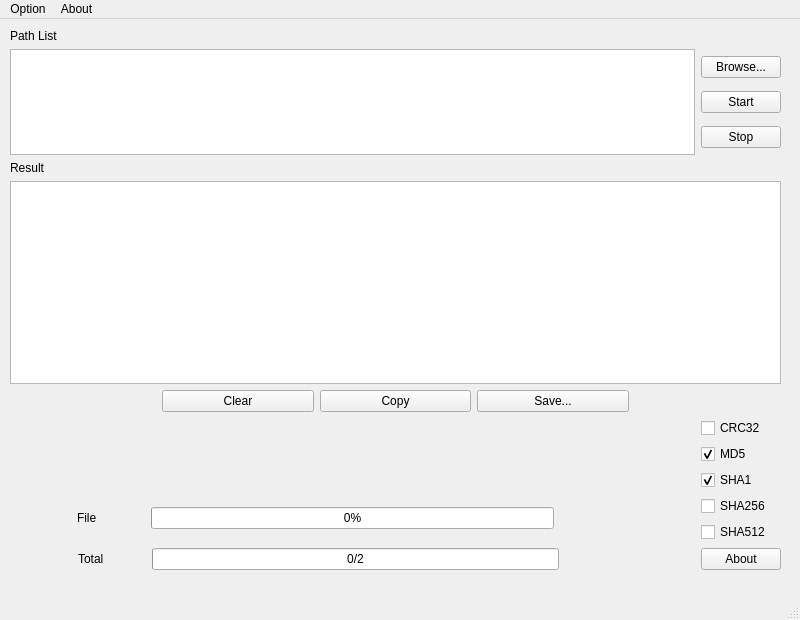
First picture: the form in src/xhash.ui, repository qux-bbb/XHash, before the edit.
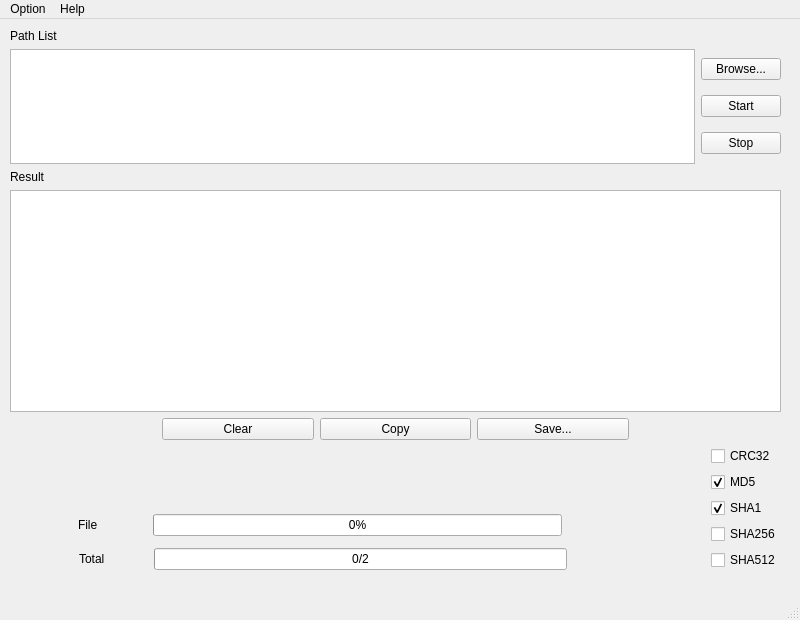
Second picture: the form after the edit.

Commit message: add version, adjust "about"

Patch:
```diff
--- a/src/xhash.ui
+++ b/src/xhash.ui
@@ -290,8 +290,6 @@
         </layout>
        </item>
        <item>
-        <layout class="QVBoxLayout" name="verticalLayout_4">
-         <item>
           <layout class="QVBoxLayout" name="verticalLayout_3">
            <item>
             <widget class="QCheckBox" name="checkBox_crc32">
@@ -351,15 +349,6 @@
            </item>
           </layout>
          </item>
-         <item>
-          <widget class="QPushButton" name="pushButton_about">
-           <property name="text">
-            <string>About</string>
-           </property>
-          </widget>
-         </item>
-        </layout>
-       </item>
       </layout>
      </item>
     </layout>
@@ -381,7 +370,7 @@
    </widget>
    <widget class="QMenu" name="menuAbout">
     <property name="title">
-     <string>About</string>
+     <string>Help</string>
     </property>
    </widget>
    <addaction name="menuOption"/>
```
Left out of the diff: 6 changed lines with no effect on the pictures. Lines whose indentation alone changed are shown as unchanged. The commit also changes 3 other files.
